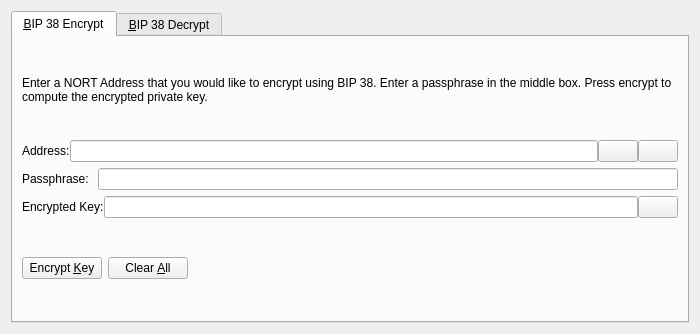
This is src/qt/forms/bip38tooldialog.ui in tecaxcrypto/Northern as Qt 5 draws it before an edit. The edited form follows.
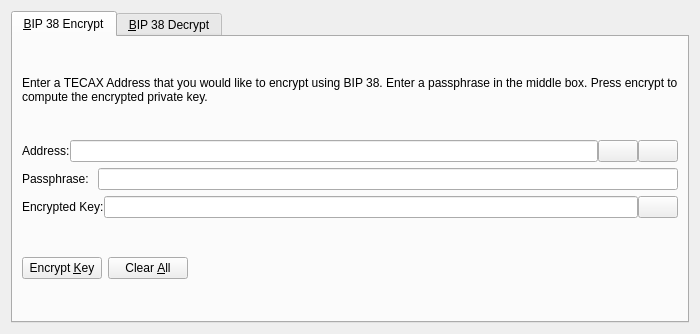
This is the edited form. The open tabs and pages were chosen to show the change. Icons and pictures are not drawn. Custom widgets are drawn as their Qt base class.

```diff
--- a/src/qt/forms/bip38tooldialog.ui
+++ b/src/qt/forms/bip38tooldialog.ui
@@ -30,7 +30,7 @@
        <item>
         <widget class="QLabel" name="infoLabel_ENC">
          <property name="text">
-          <string>Enter a NORT Address that you would like to encrypt using BIP 38. Enter a passphrase in the middle box. Press encrypt to compute the encrypted private key.</string>
+          <string>Enter a TECAX Address that you would like to encrypt using BIP 38. Enter a passphrase in the middle box. Press encrypt to compute the encrypted private key.</string>
          </property>
          <property name="textFormat">
           <enum>Qt::PlainText</enum>
```
Left out of the diff: 24 changed lines with no effect on the pictures.
